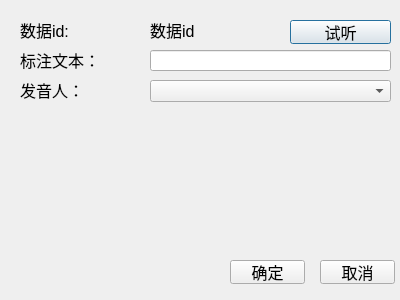
This is ui/uifiles/edit_info.ui in kslz/sound_dataset_tools2 as Qt 5 draws it before an edit. The edited form follows.
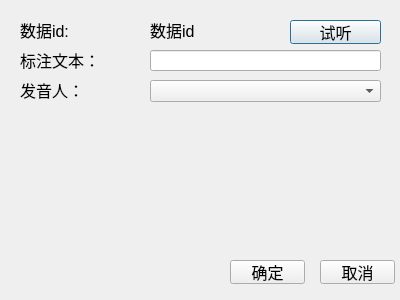
This is the edited form.

Commit message: 设计数据编辑界面

What changed in the file:
```diff
--- a/ui/uifiles/edit_info.ui
+++ b/ui/uifiles/edit_info.ui
@@ -62,7 +62,7 @@
     <rect>
      <x>150</x>
      <y>50</y>
-     <width>241</width>
+     <width>231</width>
      <height>21</height>
     </rect>
    </property>
@@ -75,7 +75,7 @@
     <rect>
      <x>290</x>
      <y>20</y>
-     <width>101</width>
+     <width>91</width>
      <height>24</height>
     </rect>
    </property>
@@ -101,7 +101,7 @@
     <rect>
      <x>150</x>
      <y>80</y>
-     <width>241</width>
+     <width>231</width>
      <height>22</height>
     </rect>
    </property>
```
Left out of the diff: 8 changed lines with no effect on the pictures. The commit also changes 1 other file.
